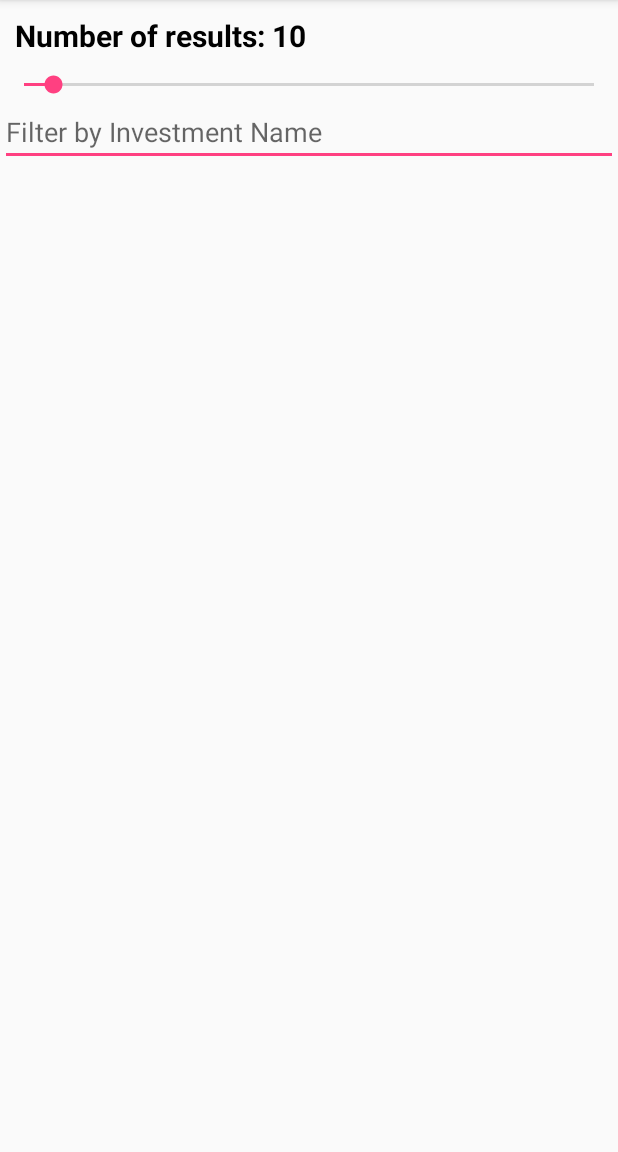
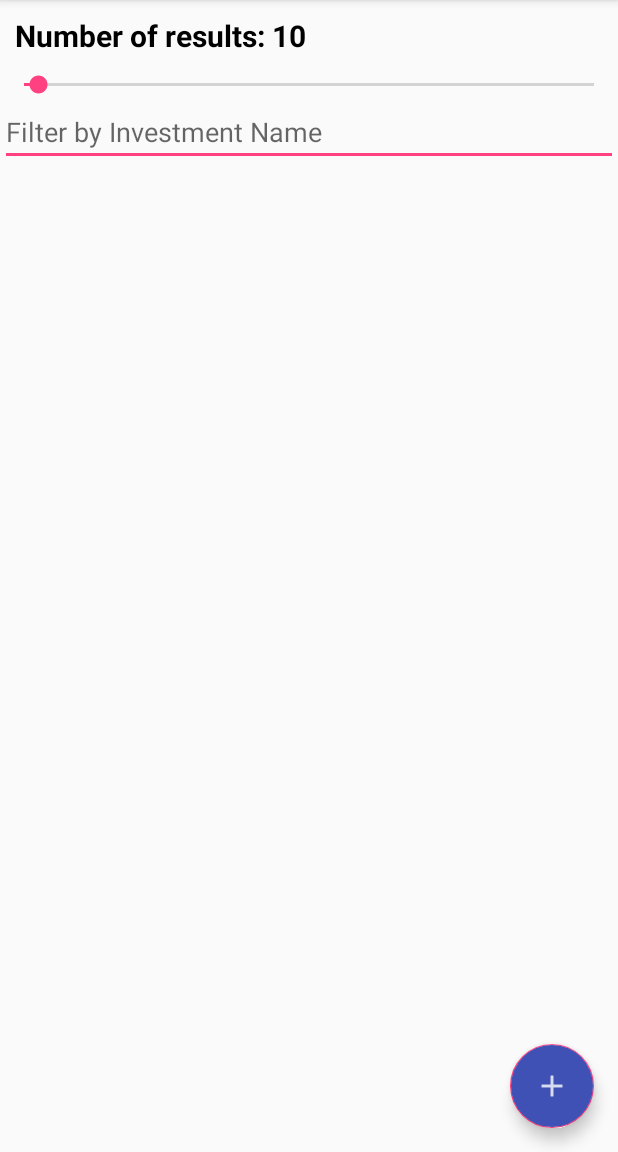
Before and after one commit to jonofarc/STEM_Funds, an Android app: the screen it shows after launch (MainActivity), on a phone screen of 412 x 824 dp, the part 84-1236 px from its top. Run offline under Robolectric (Android 15) with nearby library versions, the phone set to English and light mode, and no system bars.

Commit message:
Add new investment in its own activity

```diff
--- a/app/build.gradle
+++ b/app/build.gradle
@@ -31,4 +31,5 @@ dependencies {
     compile 'com.squareup.okhttp3:okhttp:3.8.1'
     compile 'com.google.code.gson:gson:2.8.0'
     testCompile 'junit:junit:4.12'
+    compile 'com.android.support:design:26.+'
 }
--- a/app/src/main/AndroidManifest.xml
+++ b/app/src/main/AndroidManifest.xml
@@ -20,7 +20,8 @@
         </activity>
         <activity android:name=".fund_detail" />
         <activity android:name=".ui.FundDetailActivity" />
-        <activity android:name=".ui.UpdateInvestment"></activity>
+        <activity android:name=".ui.UpdateInvestment" />
+        <activity android:name=".ui.AddInvestmentActivity"></activity>
     </application>
 
 </manifest>
--- a/app/src/main/res/layout/activity_main.xml
+++ b/app/src/main/res/layout/activity_main.xml
@@ -22,7 +22,7 @@
         android:layout_width="match_parent"
         android:layout_height="wrap_content"
 
-        android:max="199"
+        android:max="399"
         android:progress="10"
         />
     <EditText
@@ -31,12 +31,37 @@
         android:layout_width="match_parent"
         android:layout_height="wrap_content" />
 
-    <android.support.v7.widget.RecyclerView
+    <android.support.design.widget.CoordinatorLayout
+        android:id="@+id/main_content"
+        xmlns:android="http://schemas.android.com/apk/res/android"
+        xmlns:app="http://schemas.android.com/apk/res-auto"
         android:layout_width="match_parent"
-        android:id="@+id/RecyclerView"
-        android:layout_height="wrap_content">
+        android:layout_height="match_parent">
 
-    </android.support.v7.widget.RecyclerView>
+
+
+        <android.support.v7.widget.RecyclerView
+            android:layout_width="match_parent"
+            android:id="@+id/RecyclerView"
+            android:layout_height="wrap_content">
+
+
+
+        </android.support.v7.widget.RecyclerView>
+
+        <android.support.design.widget.FloatingActionButton
+            android:layout_width="wrap_content"
+            android:layout_height="wrap_content"
+            android:layout_gravity="bottom|right"
+            android:layout_margin="16dp"
+            android:src="@drawable/ic_plus"
+            android:onClick="addInvestment"
+            android:backgroundTint="@color/colorPrimary"
+            app:layout_anchorGravity="bottom|right|end" />
+
+    </android.support.design.widget.CoordinatorLayout>
+
+
 
 
 </LinearLayout>
--- a/app/src/main/res/values/strings.xml
+++ b/app/src/main/res/values/strings.xml
@@ -2,4 +2,5 @@
     <string name="app_name">STEM_Funds</string>
     <string name="lbl_filter_by_investment_name">Filter by Investment Name</string>
     <string name="lbl_number_of_results">Number of results: 10</string>
+    <string name="lbl_no_empty_fields">Fields can not be empty</string>
 </resources>
```
Also changed, not shown: app/src/main/java/com/example/jonathanmaldonado/stem_funds/ui/AddInvestmentActivity.java (added, +145 -0 lines), app/src/main/java/com/example/jonathanmaldonado/stem_funds/ui/MainActivity.java (+8 -0 lines), app/src/main/java/com/example/jonathanmaldonado/stem_funds/ui/UpdateInvestment.java (+5 -5 lines), app/src/main/res/layout/activity_add_investment.xml (added, +63 -0 lines), app/src/main/res/drawable/ic_check.png (added), app/src/main/res/drawable/ic_plus.png (added), app/src/main/res/drawable/ic_plus_circle.png (added).
